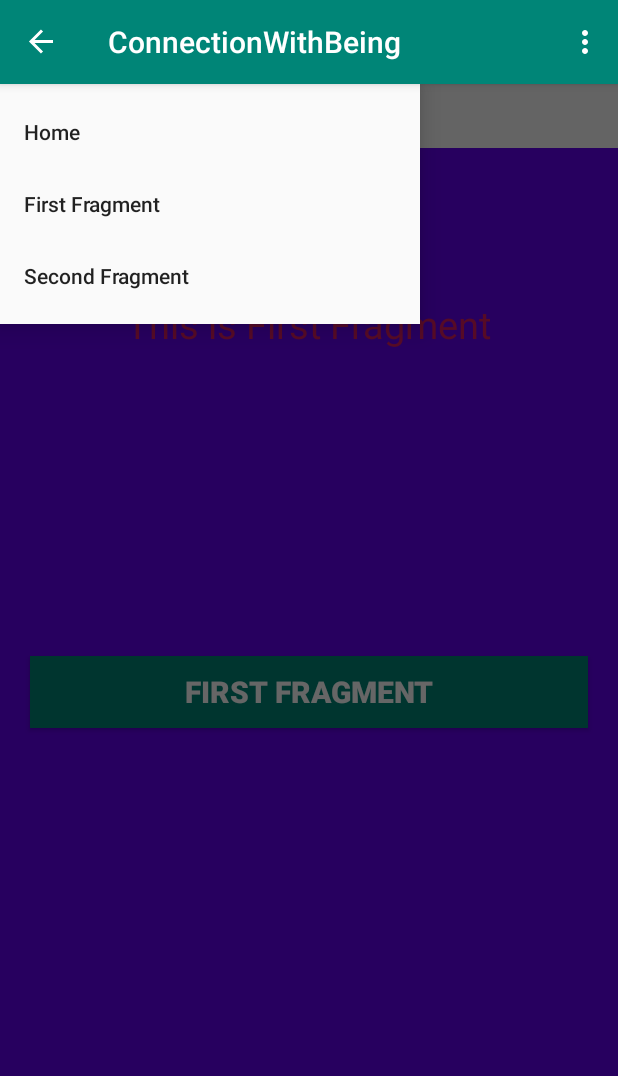
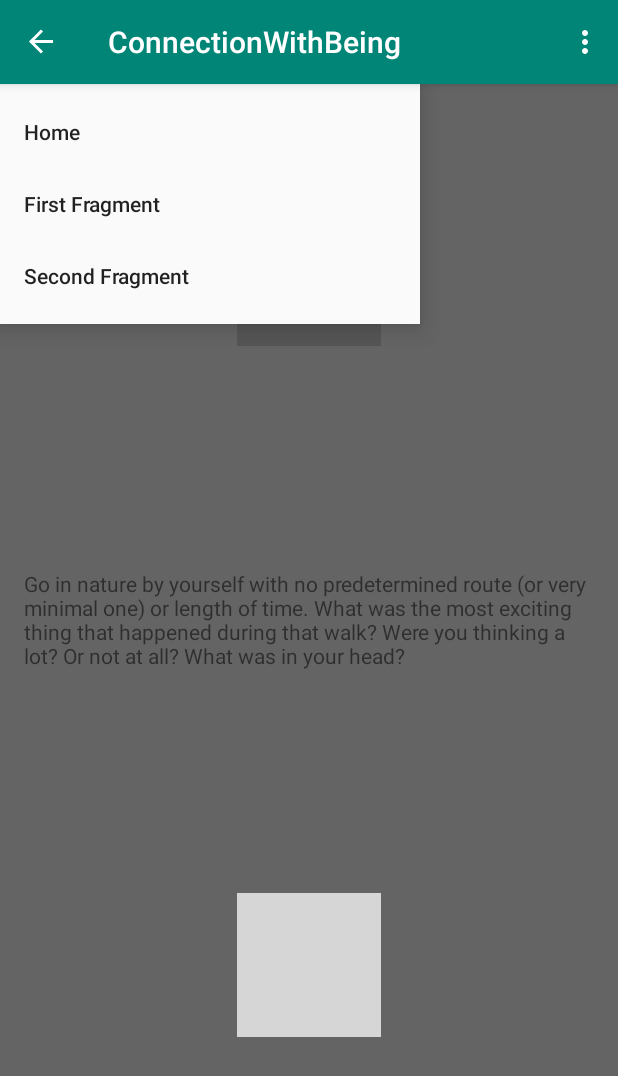
Before and after one commit to cawoolf/ConnectionWithBeing_Final, an Android app: the fragment FirstFragment placed in its activity, with the side drawer open, on a phone screen of 412 x 824 dp. Shown: the top 1076 px of the screen. Run offline under Robolectric (Android 15) with nearby library versions, the phone set to English and light mode, and no system bars; grey boxes are pictures that could not be loaded.

Commit message:
First rough draft exercises

```diff
--- a/app/src/main/java/com/example/connectionwithbeing/FirstFragment.java
+++ b/app/src/main/java/com/example/connectionwithbeing/FirstFragment.java
@@ -5,8 +5,8 @@ import android.os.Bundle;
 import android.view.LayoutInflater;
 import android.view.View;
 import android.view.ViewGroup;
-import android.widget.Button;
-import android.widget.Toast;
+import android.widget.ImageView;
+import android.widget.TextView;
 
 import android.app.Fragment;
 
@@ -14,28 +14,20 @@ import android.app.Fragment;
 public class FirstFragment extends Fragment {
 
 
-    View view;
-    Button firstButton;
+    private View view;
+    private ImageView mImageView;
+    private TextView mTextView;
+
 
     @Override
     public View onCreateView(LayoutInflater inflater, ViewGroup container,
                              Bundle savedInstanceState) {
 
         // Inflate the layout for this fragment
-        view = inflater.inflate(R.layout.fragment_first, container, false);
+        view = inflater.inflate(R.layout.exercise1_fragment, container, false);
 
-        // get the reference of Button
-        firstButton = (Button) view.findViewById(R.id.firstButton);
 
-        // perform setOnClickListener on first Button
-        firstButton.setOnClickListener(new View.OnClickListener() {
-            @Override
-            public void onClick(View v) {
 
-                // display a message by using a Toast
-                Toast.makeText(getActivity(), "First Fragment", Toast.LENGTH_LONG).show();
-            }
-        });
         return view;
     }
 }
--- /dev/null
+++ b/app/src/main/res/layout/exercise1_fragment.xml
@@ -0,0 +1,45 @@
+<?xml version="1.0" encoding="utf-8"?>
+<androidx.constraintlayout.widget.ConstraintLayout xmlns:android="http://schemas.android.com/apk/res/android"
+    xmlns:app="http://schemas.android.com/apk/res-auto"
+    xmlns:tools="http://schemas.android.com/tools"
+    android:layout_width="match_parent"
+    android:layout_height="match_parent"
+    tools:context=".MainActivity"
+    >
+
+    <!--TextView and Button displayed in First Fragment -->
+
+    <ImageView
+        android:id="@+id/exercise1_header_ImageView"
+        android:layout_width="wrap_content"
+        android:layout_height="wrap_content"
+        app:srcCompat="@drawable/naturewalk_flat"
+        android:layout_marginTop="36dp"
+        app:layout_constraintTop_toTopOf="parent"
+        app:layout_constraintStart_toStartOf="parent"
+        app:layout_constraintEnd_toEndOf="parent"
+         />
+
+    <TextView
+        android:id="@+id/exercise1_centerText_TextView"
+        android:layout_width="wrap_content"
+        android:layout_height="wrap_content"
+        android:padding="16dp"
+        android:text="@string/exercise1_centerText"
+        app:layout_constraintTop_toBottomOf="@id/exercise1_header_ImageView"
+        app:layout_constraintBottom_toTopOf="@id/exercise1_footerImage_ImageView"
+        app:layout_constraintStart_toStartOf="parent"
+        app:layout_constraintEnd_toEndOf="parent"
+        />
+
+
+    <ImageView
+        android:id="@+id/exercise1_footerImage_ImageView"
+        android:layout_width="wrap_content"
+        android:layout_height="wrap_content"
+        app:srcCompat="@drawable/hiking"
+      app:layout_constraintTop_toBottomOf="@id/exercise1_centerText_TextView"
+        app:layout_constraintBottom_toBottomOf="parent"
+        app:layout_constraintStart_toStartOf="parent"
+        app:layout_constraintEnd_toEndOf="parent"/>
+</androidx.constraintlayout.widget.ConstraintLayout>
--- a/app/src/main/res/layout/fragment_first.xml
+++ /dev/null
@@ -1,31 +0,0 @@
-<?xml version="1.0" encoding="utf-8"?>
-<RelativeLayout xmlns:android="http://schemas.android.com/apk/res/android"
-    xmlns:tools="http://schemas.android.com/tools"
-    android:layout_width="match_parent"
-    android:layout_height="match_parent"
-    tools:context=".MainActivity"
-    android:background="@color/design_default_color_primary">
-
-    <!--TextView and Button displayed in First Fragment -->
-    <TextView
-        android:layout_width="wrap_content"
-        android:layout_height="wrap_content"
-        android:layout_centerHorizontal="true"
-        android:layout_marginTop="100dp"
-        android:text="This is First Fragment"
-        android:textColor="@color/colorAccent"
-        android:textSize="25sp" />
-
-    <Button
-        android:id="@+id/firstButton"
-        android:layout_width="fill_parent"
-        android:layout_height="wrap_content"
-        android:layout_centerInParent="true"
-        android:layout_marginLeft="20dp"
-        android:layout_marginRight="20dp"
-        android:background="@color/colorPrimary"
-        android:text="First Fragment"
-        android:textColor="@color/textColor"
-        android:textSize="20sp"
-        android:textStyle="bold" />
-</RelativeLayout>
--- a/app/src/main/res/values/strings.xml
+++ b/app/src/main/res/values/strings.xml
@@ -3,7 +3,8 @@
     <string name="open">Open</string>
     <string name="close">Close</string>
     <string name="start_fragment_example_two_button">Fragment Example Two</string>
+    <string name="exercise1_centerText">Go in nature by yourself with no predetermined route (or very minimal one) or length of time. What was the most exciting thing that happened during that walk? Were you thinking a lot? Or not at all? What was in your head?</string>
+    <string name="exercise2_centerText">Pick a medium you are not comfortable with and just try. Create.</string>
 
-    <!-- TODO: Remove or change this placeholder text -->
-    <string name="hello_blank_fragment">Hello blank fragment</string>
+
 </resources>
```
Also changed, not shown: app/src/main/java/com/example/connectionwithbeing/SecondFragment.java (+1 -12 lines), app/src/main/res/layout/exercise2_fragment.xml (added, +45 -0 lines), app/src/main/res/layout/fragment_second.xml (deleted, +0 -31 lines).
